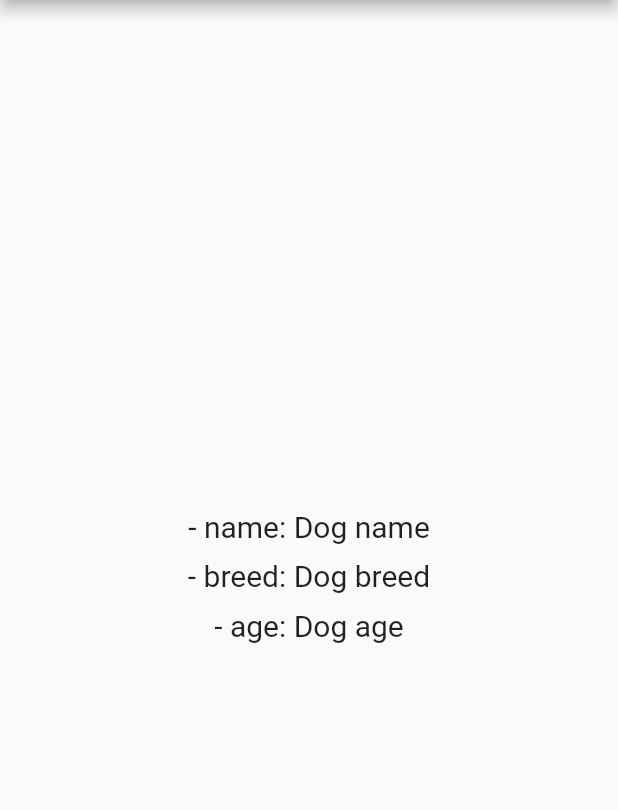
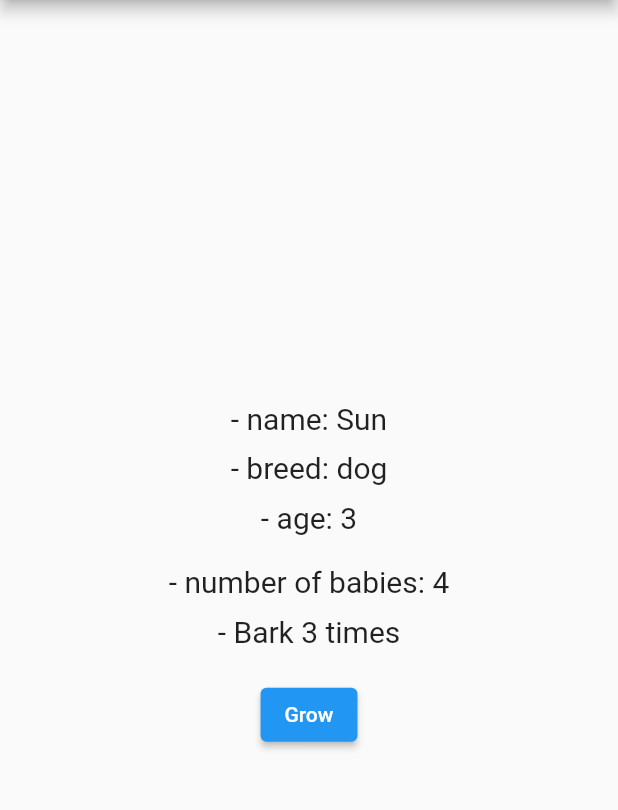
Before and after one commit to pb3enguin/flutter_provider_1, a Flutter app: the screen it shows after launch, on a phone screen of 412 x 824 dp, the part 84-894 px from its top. Run offline on Flutter 3.47's test engine with Material 2 defaults, Android fonts, the phone set to English and light mode, and no system bars.

Commit message:
chapter 14

```diff
--- a/lib/main.dart
+++ b/lib/main.dart
@@ -1,4 +1,8 @@
 import 'package:flutter/material.dart';
+import 'package:flutter_provider_1/models/babies.dart';
+import 'package:provider/provider.dart';
+
+import 'models/dog.dart';
 
 void main() {
   runApp(const MyApp());
@@ -10,19 +14,49 @@ class MyApp extends StatelessWidget {
   // This widget is the root of your application.
   @override
   Widget build(BuildContext context) {
-    return MaterialApp(
-      title: 'Provider 01',
-      debugShowCheckedModeBanner: false,
-      theme: ThemeData(
-        primarySwatch: Colors.blue,
+    return MultiProvider(
+      providers: [
+        ChangeNotifierProvider(
+          create: (context) => Dog(name: 'Sun', breed: 'dog', age: 3),
+        ),
+        FutureProvider(
+          create: (context) {
+            final int dogAge = context.read<Dog>().age;
+            final babies = Babies(age: dogAge);
+            return babies.getBabies();
+          },
+          initialData: 0,
+        ),
+        StreamProvider<String>(
+          create: (context) {
+            final int dogAge = context.read<Dog>().age;
+            final babies = Babies(age: dogAge * 2);
+            return babies.bark();
+          },
+          initialData: 'Bark 0 times',
+        )
+      ],
+      child: MaterialApp(
+        title: 'Provider 01',
+        debugShowCheckedModeBanner: false,
+        theme: ThemeData(
+          primarySwatch: Colors.blue,
+        ),
+        home: const MyHomePage(),
       ),
-      home: const MyHomePage(),
     );
   }
 }
 
-class MyHomePage extends StatelessWidget {
+class MyHomePage extends StatefulWidget {
   const MyHomePage({Key? key}) : super(key: key);
+
+  @override
+  State<MyHomePage> createState() => _MyHomePageState();
+}
+
+class _MyHomePageState extends State<MyHomePage> {
+  final dog = Dog(name: 'dog03', breed: 'breed03');
 
   @override
   Widget build(BuildContext context) {
@@ -36,11 +70,11 @@ class MyHomePage extends StatelessWidget {
           mainAxisSize: MainAxisSize.min,
           children: [
             Text(
-              '- name: Dog name',
-              style: TextStyle(fontSize: 20.0),
+              '- name: ${context.watch<Dog>().name}',
+              style: const TextStyle(fontSize: 20.0),
             ),
-            SizedBox(height: 10.0),
-            BreedAndAge(),
+            const SizedBox(height: 10.0),
+            const BreedAndAge(),
           ],
         ),
       ),
@@ -56,11 +90,11 @@ class BreedAndAge extends StatelessWidget {
     return Column(
       children: [
         Text(
-          '- breed: Dog breed',
-          style: TextStyle(fontSize: 20.0),
+          '- breed: ${context.select<Dog, String>((Dog dog) => dog.breed)}',
+          style: const TextStyle(fontSize: 20.0),
         ),
-        SizedBox(height: 10.0),
-        Age(),
+        const SizedBox(height: 10.0),
+        const Age(),
       ],
     );
   }
@@ -74,8 +108,23 @@ class Age extends StatelessWidget {
     return Column(
       children: [
         Text(
-          '- age: Dog age',
+          '- age: ${context.select<Dog, int>((Dog dog) => dog.age)}',
+          style: const TextStyle(fontSize: 20.0),
+        ),
+        const SizedBox(height: 20.0),
+        Text(
+          '- number of babies: ${context.watch<int>()}',
+          style: const TextStyle(fontSize: 20.0),
+        ),
+        const SizedBox(height: 10.0),
+        Text(
+          '- ${context.watch<String>()}',
           style: TextStyle(fontSize: 20.0),
+        ),
+        const SizedBox(height: 20.0),
+        ElevatedButton(
+          onPressed: () => context.read<Dog>().grow(),
+          child: const Text('Grow'),
         )
       ],
     );
--- /dev/null
+++ b/lib/models/babies.dart
@@ -0,0 +1,23 @@
+class Babies {
+  final int age;
+  Babies({required this.age});
+
+  Future<int> getBabies() async {
+    await Future.delayed(Duration(seconds: 3));
+
+    if (age > 1 && age < 5) {
+      return 4;
+    } else if (age <= 1) {
+      return 0;
+    } else {
+      return 2;
+    }
+  }
+
+  Stream<String> bark() async* {
+    for (int i = 1; i < age; i++) {
+      await Future.delayed(Duration(seconds: 2));
+      yield 'Bark $i times';
+    }
+  }
+}
--- a/lib/models/dog.dart
+++ b/lib/models/dog.dart
@@ -1,4 +1,6 @@
-class Dog {
+import 'package:flutter/material.dart';
+
+class Dog with ChangeNotifier {
   final String name;
   final String breed;
   int age;
@@ -7,4 +9,9 @@ class Dog {
     required this.breed,
     this.age = 1,
   });
+
+  void grow() {
+    age++;
+    notifyListeners();
+  }
 }
```
